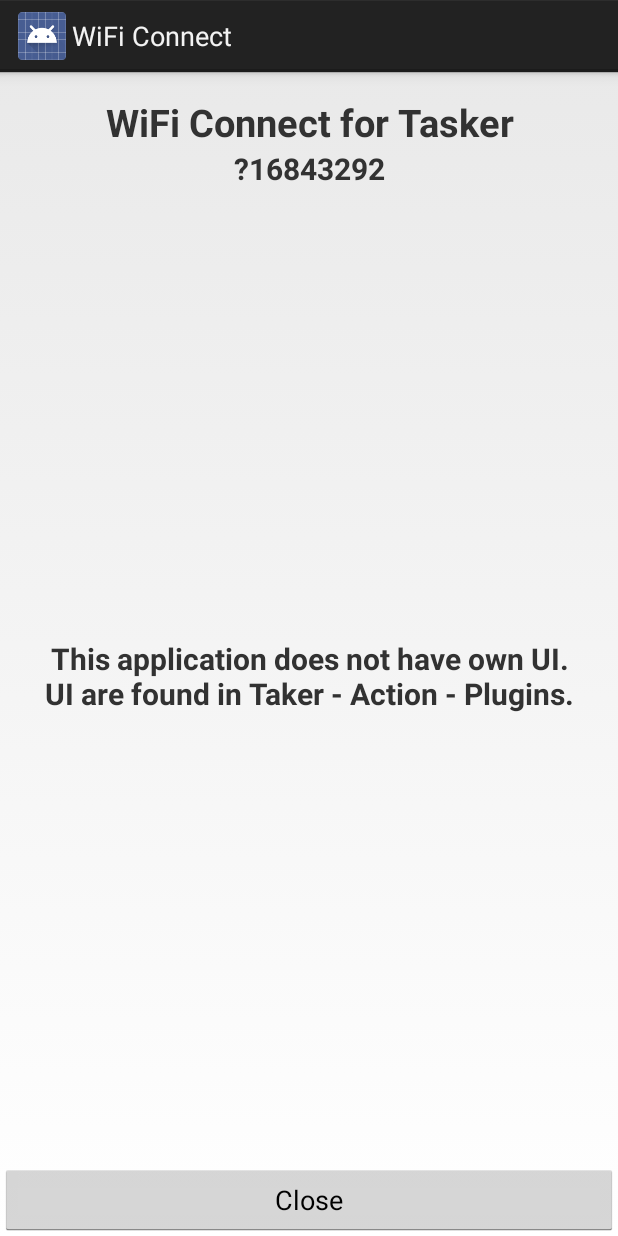
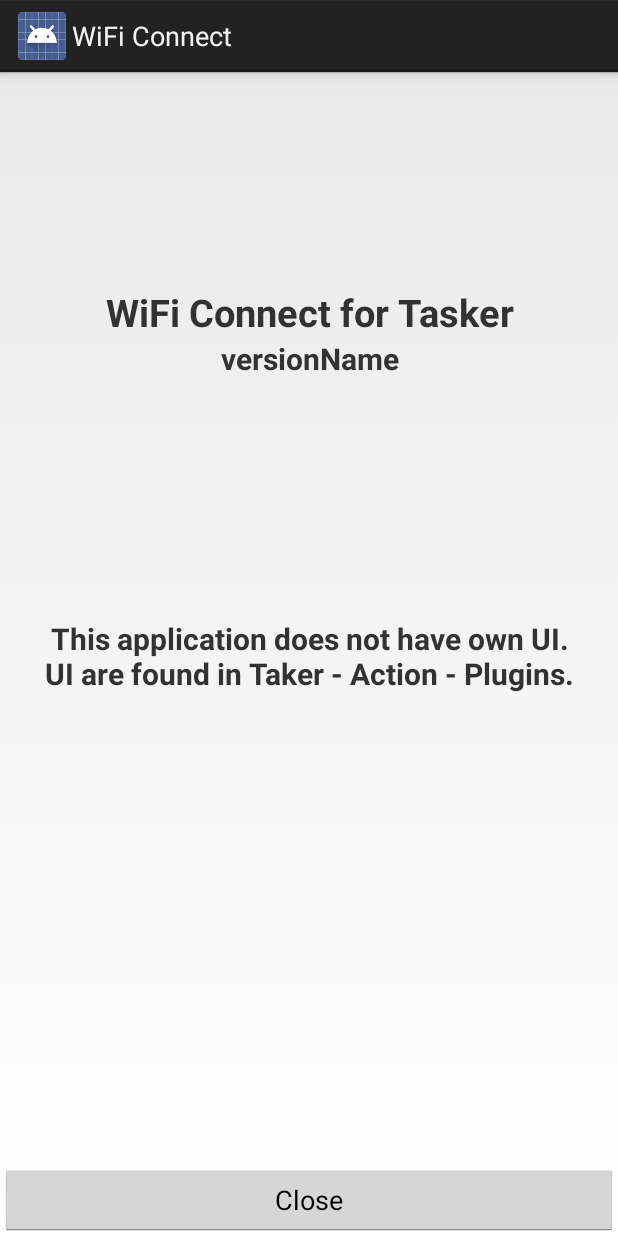
Before and after one commit to hashiz/wificonnect, an Android app: the layout activity_main_screen.xml on its own in the app's theme, with its tools: preview values and no code run, on a phone screen of 412 x 824 dp. Run offline under Robolectric (Android 15) with nearby library versions, the phone set to English and light mode, and no system bars.

Commit message:
* layout change

```diff
--- a/wificonnect/src/main/res/layout/activity_main_screen.xml
+++ b/wificonnect/src/main/res/layout/activity_main_screen.xml
@@ -10,35 +10,44 @@
         android:orientation="vertical"
         >
 
+        <LinearLayout
+            android:layout_width="match_parent"
+            android:layout_height="match_parent"
+            android:orientation="vertical"
+            android:layout_weight="1"
+            android:gravity="center_vertical">
+
             <TextView
-            android:layout_marginTop="@dimen/activity_vertical_margin"
                 android:layout_width="match_parent"
                 android:layout_height="wrap_content"
                 android:text="@string/app_title"
                 android:textSize="25sp"
                 android:textStyle="bold"
                 android:gravity="center"
-            />
+                android:layout_gravity="center_vertical"/>
 
             <TextView
                 android:layout_marginBottom="@dimen/activity_vertical_margin"
                 android:layout_width="match_parent"
                 android:layout_height="wrap_content"
-            android:text="?android:attr/versionName"
+                android:text="versionName"
                 android:textSize="20sp"
                 android:textStyle="bold"
                 android:gravity="center"
-            />
+                android:layout_gravity="center_vertical"
+                android:id="@+id/versionName"/>
+
+        </LinearLayout>
 
         <TextView
             android:layout_width="match_parent"
             android:layout_height="match_parent"
             android:layout_weight="1"
             android:layout_marginBottom="@dimen/activity_vertical_margin"
-            android:gravity="center"
             android:text="This application does not have own UI.\nUI are found in Taker - Action - Plugins."
             android:textSize="20sp"
-            android:textStyle="bold" />
+            android:textStyle="bold"
+            android:gravity="top|center"/>
 
         <Button
             android:id="@+id/close_button"
--- a/wificonnect/src/main/res/values/strings.xml
+++ b/wificonnect/src/main/res/values/strings.xml
@@ -10,6 +10,7 @@
     <string name="button_select">Select</string>
     <string name="button_cancel">Cancel</string>
     <string name="button_close">Close</string>
+    <string name="show_toast">Toast</string>
     <string name="title_activity_edit">WiFi Connect</string>
     <string name="msg_wifi_disable">Wifi disable</string>
     <string name="msg_connecting">Connecting %1$s</string>
```
Also changed, not shown: wificonnect/src/main/java/jp/meridiani/apps/wificonnect/activity/MainScreenActivity.java (+21 -0 lines), wificonnect/src/main/res/layout/activity_edit.xml (+9 -0 lines), 1 other file. Lines whose indentation alone changed are shown as unchanged.
